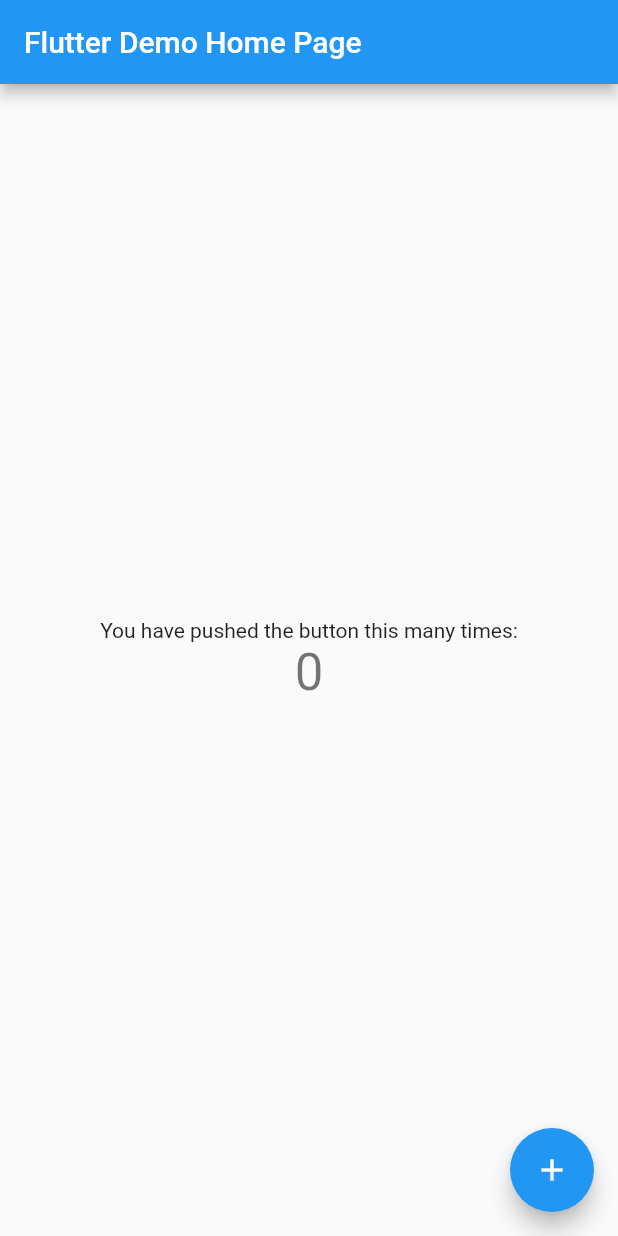
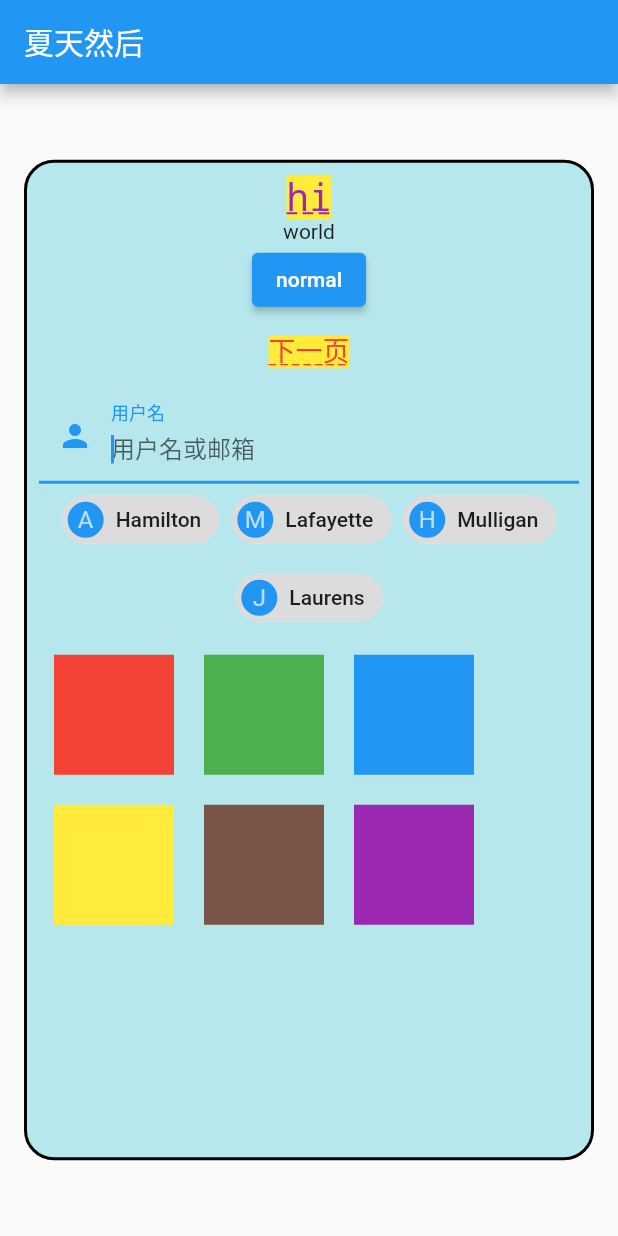
Before and after one commit to summerxx27/flutter_ios_demo, a Flutter app: the screen it shows after launch, on a phone screen of 412 x 824 dp. Run offline on Flutter 3.47's test engine with Material 2 defaults, Android fonts, the phone set to English and light mode, and no system bars.

Commit message:
feat: flutter 布局示例

```diff
--- a/flutter_ios/flutter_module/lib/main.dart
+++ b/flutter_ios/flutter_module/lib/main.dart
@@ -1,4 +1,5 @@
 import 'package:flutter/material.dart';
+import 'package:flutter_module/testpage.dart';
 
 void main() => runApp(const MyApp());
 
@@ -11,102 +12,226 @@ class MyApp extends StatelessWidget {
     return MaterialApp(
       title: 'Flutter Demo',
       theme: ThemeData(
-        // This is the theme of your application.
-        //
-        // Try running your application with "flutter run". You'll see the
-        // application has a blue toolbar. Then, without quitting the app, try
-        // changing the primarySwatch below to Colors.green and then invoke
-        // "hot reload" (press "r" in the console where you ran "flutter run",
-        // or press Run > Flutter Hot Reload in a Flutter IDE). Notice that the
-        // counter didn't reset back to zero; the application is not restarted.
         primarySwatch: Colors.blue,
       ),
-      home: const MyHomePage(title: 'Flutter Demo Home Page'),
+      home: HomePage(),
     );
   }
 }
 
-class MyHomePage extends StatefulWidget {
-  const MyHomePage({super.key, required this.title});
+/// 静态的首页
+/// 不需要变更使用 StatelessWidget
+class HomePage extends StatelessWidget {
+  @override
+  Widget build(BuildContext context) {
+    return Scaffold(
+      appBar: AppBar(
+        title: Text("夏天然后"),
+      ),
+      body: Center(
+        child: _setupContainer(),
+      ),
+    );
+  }
+}
 
-  // This widget is the home page of your application. It is stateful, meaning
-  // that it has a State object (defined below) that contains fields that affect
-  // how it looks.
+/*
+alignment：控制child的对齐方式
+padding：容器本身的内边距
+color：容器的背景色
+decoration：容器的样式，类似于css的style
+foregroundDecoration：容器的前景色，可能会遮盖color效果
+width：容器的宽度
+height：容器的高度
+constraints：容器的约束，约束宽高的大小
+margin：容器本身的外边距
+transform：容器的变换矩阵，可以让容器的缩放、旋转、平移等
+child：容器的子控件
+*/
+Widget _setupContainer() {
+  return Container(
+    constraints: BoxConstraints.expand(
+      height: 667,
+    ),
+    padding: EdgeInsets.all(8.0),
+    child: CenterColumnRoute(),
+    alignment: Alignment.center,
+    transform: Matrix4.identity(),
+    margin: EdgeInsets.all(16.0),
+    decoration: BoxDecoration(
+        border: Border.all(color: Colors.black, width: 2.0),
+        color: Color.fromARGB(255, 181, 231, 237),
+        borderRadius: BorderRadius.circular(20.0)),
+    foregroundDecoration: BoxDecoration(),
+    height: 667,
+    width: 375,
+    //color: Colors.blue[200],
+  );
+}
 
-  // This class is the configuration for the state. It holds the values (in this
-  // case the title) provided by the parent (in this case the App widget) and
-  // used by the build method of the State. Fields in a Widget subclass are
-  // always marked "final".
+class CenterColumnRoute extends StatelessWidget {
+  @override
+  Widget build(BuildContext context) {
+    return Column(
+      crossAxisAlignment: CrossAxisAlignment.center,
+      children: <Widget>[
+        // 自定义样式文本
+        Text(
+          "hi",
+          style: TextStyle(
+              color: Colors.purple,
+              fontSize: 25.0,
+              height: 1.2,
+              fontFamily: "Courier",
+              background: Paint()..color = Colors.yellow,
+              decoration: TextDecoration.underline,
+              decorationStyle: TextDecorationStyle.dashed),
+        ),
+        // 普通文本
+        Text("world"),
+        // 漂浮按钮
+        ElevatedButton(
+          child: Text("normal"),
+          onPressed: () {},
+        ),
+        // 文本按钮
+        TextButton(
+          child: Text(
+            "下一页",
+            style: TextStyle(
+                color: Colors.red,
+                fontSize: 18.0,
+                height: 1.2,
+                fontFamily: "Courier",
+                background: Paint()..color = Colors.yellow,
+                decoration: TextDecoration.underline,
+                decorationStyle: TextDecorationStyle.dashed),
+          ),
+          onPressed: () {
+            print("按钮点击");
+            Navigator.push(
+              context,
+              MaterialPageRoute(builder: (context) {
+                return NewRoute();
+              }),
+            );
+          },
+        ),
+        // 输入框
+        TextField(
+          autofocus: true,
+          onChanged: (v) {
+            print("onChange: $v");
+          },
+          decoration: InputDecoration(
+              labelText: "用户名",
+              hintText: "用户名或邮箱",
+              prefixIcon: Icon(Icons.person)),
+        ),
+        Wrap(
+          spacing: 8.0, // 主轴(水平)方向间距
+          runSpacing: 4.0, // 纵轴（垂直）方向间距
+          alignment: WrapAlignment.center, //沿主轴方向居中
+          children: <Widget>[
+            Chip(
+              avatar:
+                  CircleAvatar(backgroundColor: Colors.blue, child: Text('A')),
+              label: Text('Hamilton'),
+            ),
+            Chip(
+              avatar:
+                  CircleAvatar(backgroundColor: Colors.blue, child: Text('M')),
+              label: Text('Lafayette'),
+            ),
+            Chip(
+              avatar:
+                  CircleAvatar(backgroundColor: Colors.blue, child: Text('H')),
+              label: Text('Mulligan'),
+            ),
+            Chip(
+              avatar:
+                  CircleAvatar(backgroundColor: Colors.blue, child: Text('J')),
+              label: Text('Laurens'),
+            ),
+            Flow(
+              delegate: TestFlowDelegate(margin: EdgeInsets.all(10.0)),
+              children: <Widget>[
+                Container(
+                  width: 80.0,
+                  height: 80.0,
+                  color: Colors.red,
+                ),
+                Container(
+                  width: 80.0,
+                  height: 80.0,
+                  color: Colors.green,
+                ),
+                Container(
+                  width: 80.0,
+                  height: 80.0,
+                  color: Colors.blue,
+                ),
+                Container(
+                  width: 80.0,
+                  height: 80.0,
+                  color: Colors.yellow,
+                ),
+                Container(
+                  width: 80.0,
+                  height: 80.0,
+                  color: Colors.brown,
+                ),
+                Container(
+                  width: 80.0,
+                  height: 80.0,
+                  color: Colors.purple,
+                ),
+              ],
+            )
+          ],
+        )
+      ],
+    );
+  }
+}
 
-  final String title;
+class TestFlowDelegate extends FlowDelegate {
+  EdgeInsets margin;
+
+  TestFlowDelegate({this.margin = EdgeInsets.zero});
+
+  double width = 0;
+  double height = 0;
 
   @override
-  State<MyHomePage> createState() => _MyHomePageState();
-}
-
-class _MyHomePageState extends State<MyHomePage> {
-  int _counter = 0;
-
-  void _incrementCounter() {
-    setState(() {
-      // This call to setState tells the Flutter framework that something has
-      // changed in this State, which causes it to rerun the build method below
-      // so that the display can reflect the updated values. If we changed
-      // _counter without calling setState(), then the build method would not be
-      // called again, and so nothing would appear to happen.
-      _counter++;
-    });
+  void paintChildren(FlowPaintingContext context) {
+    var x = margin.left;
+    var y = margin.top;
+    //计算每一个子widget的位置
+    for (int i = 0; i < context.childCount; i++) {
+      var w = context.getChildSize(i)!.width + x + margin.right;
+      if (w < context.size.width) {
+        context.paintChild(i, transform: Matrix4.translationValues(x, y, 0.0));
+        x = w + margin.left;
+      } else {
+        x = margin.left;
+        y += context.getChildSize(i)!.height + margin.top + margin.bottom;
+        //绘制子widget(有优化)
+        context.paintChild(i, transform: Matrix4.translationValues(x, y, 0.0));
+        x += context.getChildSize(i)!.width + margin.left + margin.right;
+      }
+    }
   }
 
   @override
-  Widget build(BuildContext context) {
-    // This method is rerun every time setState is called, for instance as done
-    // by the _incrementCounter method above.
-    //
-    // The Flutter framework has been optimized to make rerunning build methods
-    // fast, so that you can just rebuild anything that needs updating rather
-    // than having to individually change instances of widgets.
-    return Scaffold(
-      appBar: AppBar(
-        // Here we take the value from the MyHomePage object that was created by
-        // the App.build method, and use it to set our appbar title.
-        title: Text(widget.title),
-      ),
-      body: Center(
-        // Center is a layout widget. It takes a single child and positions it
-        // in the middle of the parent.
-        child: Column(
-          // Column is also a layout widget. It takes a list of children and
-          // arranges them vertically. By default, it sizes itself to fit its
-          // children horizontally, and tries to be as tall as its parent.
-          //
-          // Invoke "debug painting" (press "p" in the console, choose the
-          // "Toggle Debug Paint" action from the Flutter Inspector in Android
-          // Studio, or the "Toggle Debug Paint" command in Visual Studio Code)
-          // to see the wireframe for each widget.
-          //
-          // Column has various properties to control how it sizes itself and
-          // how it positions its children. Here we use mainAxisAlignment to
-          // center the children vertically; the main axis here is the vertical
-          // axis because Columns are vertical (the cross axis would be
-          // horizontal).
-          mainAxisAlignment: MainAxisAlignment.center,
-          children: <Widget>[
-            const Text(
-              'You have pushed the button this many times:',
-            ),
-            Text(
-              '$_counter',
-              style: Theme.of(context).textTheme.headline4,
-            ),
-          ],
-        ),
-      ),
-      floatingActionButton: FloatingActionButton(
-        onPressed: _incrementCounter,
-        tooltip: 'Increment',
-        child: const Icon(Icons.add),
-      ), // This trailing comma makes auto-formatting nicer for build methods.
-    );
+  Size getSize(BoxConstraints constraints) {
+    // 指定Flow的大小，简单起见我们让宽度竟可能大，但高度指定为200，
+    // 实际开发中我们需要根据子元素所占用的具体宽高来设置Flow大小
+    return Size(double.infinity, 200.0);
+  }
+
+  @override
+  bool shouldRepaint(FlowDelegate oldDelegate) {
+    return oldDelegate != this;
   }
 }
--- /dev/null
+++ b/flutter_ios/flutter_module/lib/testpage.dart
@@ -0,0 +1,36 @@
+import 'package:flutter/material.dart';
+
+class NewRoute extends StatelessWidget {
+  @override
+  Widget build(BuildContext context) {
+    return Scaffold(
+      appBar: AppBar(
+        title: Text("New route"),
+      ),
+      body: Center(
+        child: _setupContainer(),
+      ),
+    );
+  }
+}
+
+Widget _setupContainer() {
+  return Container(
+    constraints: BoxConstraints.expand(
+      height: 667,
+    ),
+    padding: EdgeInsets.all(8.0),
+    child: Text("第二页"),
+    alignment: Alignment.center,
+    transform: Matrix4.identity(),
+    margin: EdgeInsets.all(16.0),
+    decoration: BoxDecoration(
+        border: Border.all(color: Colors.black, width: 2.0),
+        color: Color.fromARGB(255, 181, 231, 237),
+        borderRadius: BorderRadius.circular(20.0)),
+    foregroundDecoration: BoxDecoration(),
+    height: 667,
+    width: 375,
+    //color: Colors.blue[200],
+  );
+}
```
Also changed, not shown: flutter_ios/flutter_module/lib/layout.dart (added), 2 other files.
